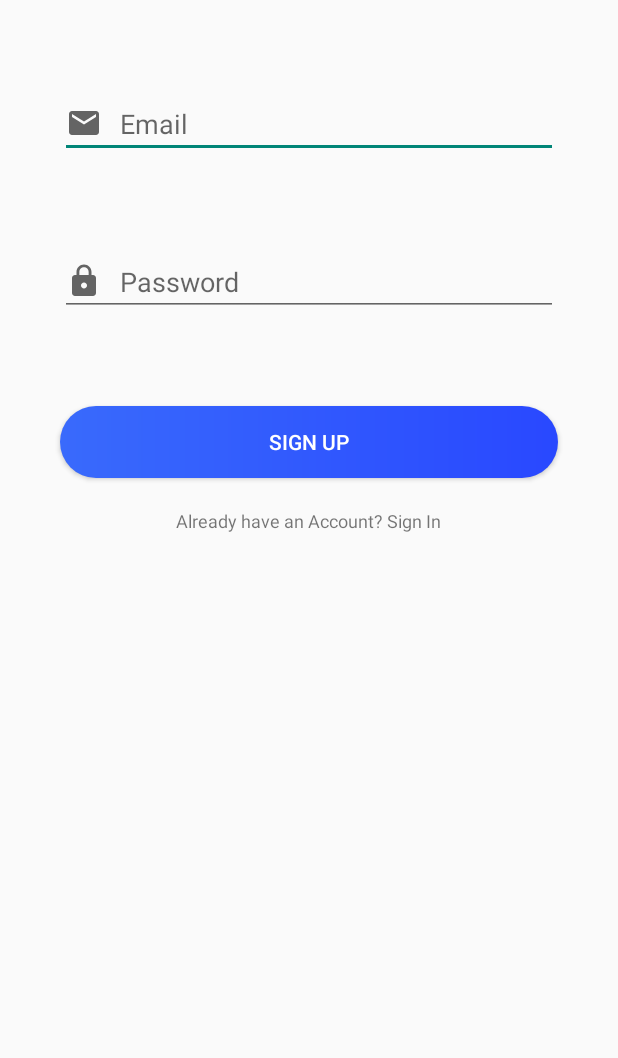
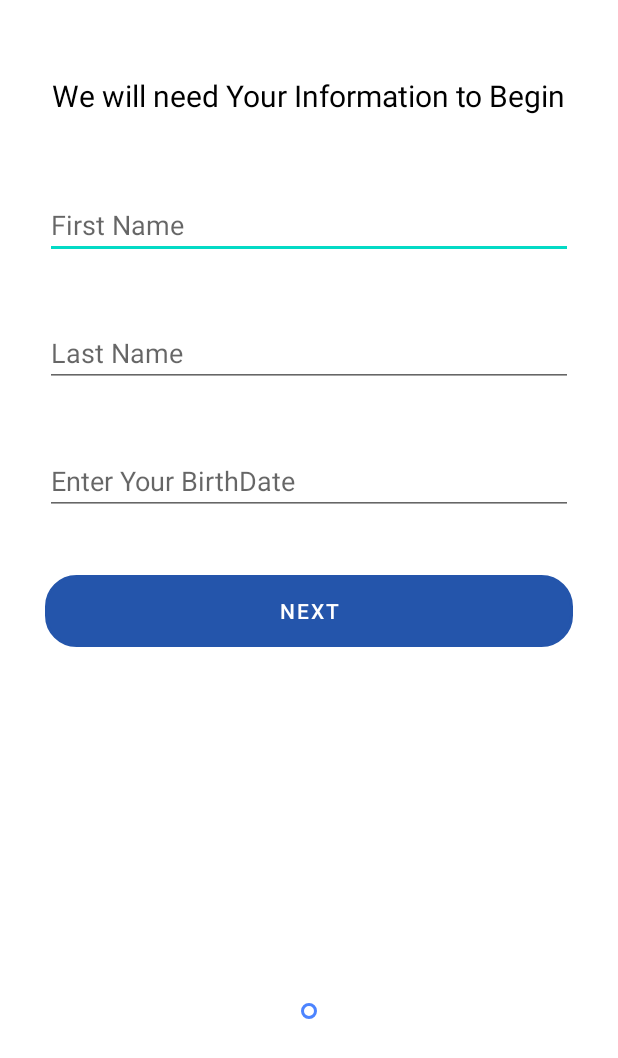
Before and after one commit to adityakadlag2004/Android-Login-MVVM, an Android app: the screen it shows after launch (RegisterActivity before the commit, GetUserInfo after it), after a tap on "Sign Up", on a phone screen of 412 x 824 dp. Shown: the top 1058 px of the screen. Run offline under Robolectric (Android 15) with nearby library versions, the phone set to English and light mode, and no system bars; our stand-ins replace Dagger/Hilt's generated code, Firebase (no records; nobody signed in at launch, a user with empty details on screens opened directly); 2 statements that could not run were skipped.

Commit message:
IntroActivity.kt designing done

```diff
--- a/app/src/main/AndroidManifest.xml
+++ b/app/src/main/AndroidManifest.xml
@@ -3,7 +3,7 @@
     package="com.android.mvvmdatabind2">
 
     <uses-permission android:name="android.permission.INTERNET" />
-    <uses-permission android:name="android.permission.ACCESS_COARSE_LOCATION"/>
+    <uses-permission android:name="android.permission.ACCESS_COARSE_LOCATION" />
 
     <application
         android:allowBackup="true"
@@ -12,8 +12,11 @@
         android:roundIcon="@mipmap/ic_launcher_round"
         android:supportsRtl="true"
         android:theme="@style/Theme.AppTheme">
-        <activity android:name=".activities.IntroActivity"
+        <activity android:name=".activities.GetUserInfo"
             android:screenOrientation="portrait"/>
+        <activity
+            android:name=".activities.IntroActivity"
+            android:screenOrientation="portrait" />
         <activity
             android:name=".activities.auth.RegisterActivity"
             android:screenOrientation="portrait" />
--- /dev/null
+++ b/app/src/main/java/com/android/mvvmdatabind2/activities/GetUserInfo.kt
@@ -0,0 +1,26 @@
+package com.android.mvvmdatabind2.activities
+
+import androidx.appcompat.app.AppCompatActivity
+import android.os.Bundle
+import androidx.viewpager.widget.ViewPager
+import com.android.mvvmdatabind2.R
+import com.android.mvvmdatabind2.fragments.userinfo.CollectData
+import com.android.mvvmdatabind2.others.ViewPagerAdapter
+import kotlinx.android.synthetic.main.activity_get_user_info.*
+import kotlinx.android.synthetic.main.activity_intro.*
+
+class GetUserInfo : AppCompatActivity() {
+    private var collectDataFragment = CollectData()
+    private lateinit var viewPagerAdapter: ViewPagerAdapter
+    override fun onCreate(savedInstanceState: Bundle?) {
+        super.onCreate(savedInstanceState)
+        setContentView(R.layout.activity_get_user_info)
+
+
+        tabLayoutUserInfo.setupWithViewPager(viewPagerUserInfo)
+
+        viewPagerAdapter = ViewPagerAdapter(supportFragmentManager, 0)
+        viewPagerAdapter.addFragment(collectDataFragment)
+        viewPagerUserInfo.adapter = viewPagerAdapter
+    }
+}
--- a/app/src/main/java/com/android/mvvmdatabind2/activities/IntroActivity.kt
+++ b/app/src/main/java/com/android/mvvmdatabind2/activities/IntroActivity.kt
@@ -4,12 +4,11 @@ import android.content.Intent
 import androidx.appcompat.app.AppCompatActivity
 import android.os.Bundle
 import androidx.viewpager.widget.ViewPager
-import androidx.viewpager2.widget.ViewPager2
 import com.android.mvvmdatabind2.R
 import com.android.mvvmdatabind2.activities.auth.LoginActivity
 import com.android.mvvmdatabind2.activities.auth.RegisterActivity
-import com.android.mvvmdatabind2.fragments.FragFirst
-import com.android.mvvmdatabind2.fragments.frag2
+import com.android.mvvmdatabind2.fragments.introfragments.FragFirst
+import com.android.mvvmdatabind2.fragments.introfragments.frag2
 import com.android.mvvmdatabind2.others.ViewPagerAdapter
 import kotlinx.android.synthetic.main.activity_intro.*
 
@@ -28,7 +27,7 @@ class IntroActivity : AppCompatActivity() {
         }
 
         btn_intro_SignUp.setOnClickListener {
-            Intent(this, RegisterActivity::class.java).also {
+            Intent(this, GetUserInfo::class.java).also {
                 startActivity(it)
             }
         }
--- /dev/null
+++ b/app/src/main/java/com/android/mvvmdatabind2/fragments/introfragments/FragFirst.kt
@@ -0,0 +1,27 @@
+package com.android.mvvmdatabind2.fragments.introfragments
+
+import android.os.Bundle
+import androidx.fragment.app.Fragment
+import android.view.LayoutInflater
+import android.view.View
+import android.view.ViewGroup
+import com.android.mvvmdatabind2.R
+
+
+class FragFirst : Fragment() {
+
+    override fun onCreate(savedInstanceState: Bundle?) {
+        super.onCreate(savedInstanceState)
+
+    }
+
+    override fun onCreateView(
+        inflater: LayoutInflater, container: ViewGroup?,
+        savedInstanceState: Bundle?
+    ): View? {
+        // Inflate the layout for this fragment
+        return inflater.inflate(R.layout.fragment_frag_first, container, false)
+    }
+
+
+}
--- a/app/src/main/java/com/android/mvvmdatabind2/fragments/FragFirst.kt
+++ b/app/src/main/java/com/android/mvvmdatabind2/fragments/introfragments/frag2.kt
@@ -1,4 +1,4 @@
-package com.android.mvvmdatabind2.fragments
+package com.android.mvvmdatabind2.fragments.introfragments
 
 import android.os.Bundle
 import androidx.fragment.app.Fragment
@@ -8,7 +8,9 @@ import android.view.ViewGroup
 import com.android.mvvmdatabind2.R
 
 
-class FragFirst : Fragment() {
+
+class frag2 : Fragment() {
+
 
     override fun onCreate(savedInstanceState: Bundle?) {
         super.onCreate(savedInstanceState)
@@ -20,7 +22,7 @@ class FragFirst : Fragment() {
         savedInstanceState: Bundle?
     ): View? {
         // Inflate the layout for this fragment
-        return inflater.inflate(R.layout.fragment_frag_first, container, false)
+        return inflater.inflate(R.layout.fragment_frag2, container, false)
     }
 
 
--- a/app/src/main/java/com/android/mvvmdatabind2/fragments/frag2.kt
+++ b/app/src/main/java/com/android/mvvmdatabind2/fragments/userinfo/CollectData.kt
@@ -1,4 +1,4 @@
-package com.android.mvvmdatabind2.fragments
+package com.android.mvvmdatabind2.fragments.userinfo
 
 import android.os.Bundle
 import androidx.fragment.app.Fragment
@@ -9,7 +9,7 @@ import com.android.mvvmdatabind2.R
 
 
 
-class frag2 : Fragment() {
+class CollectData : Fragment() {
 
 
     override fun onCreate(savedInstanceState: Bundle?) {
@@ -21,8 +21,7 @@ class frag2 : Fragment() {
         inflater: LayoutInflater, container: ViewGroup?,
         savedInstanceState: Bundle?
     ): View? {
-        // Inflate the layout for this fragment
-        return inflater.inflate(R.layout.fragment_frag2, container, false)
+        return inflater.inflate(R.layout.fragment_data, container, false)
     }
 
 
--- /dev/null
+++ b/app/src/main/res/drawable/btn_hollow.xml
@@ -0,0 +1,11 @@
+<?xml version="1.0" encoding="utf-8"?>
+<shape android:shape="rectangle"
+    xmlns:android="http://schemas.android.com/apk/res/android">
+
+    <stroke
+        android:color="@color/blue"
+        android:width="2dp">
+    </stroke>
+
+    <corners android:radius="20dp"/>
+</shape>
--- /dev/null
+++ b/app/src/main/res/layout/activity_get_user_info.xml
@@ -0,0 +1,33 @@
+<?xml version="1.0" encoding="utf-8"?>
+<androidx.constraintlayout.widget.ConstraintLayout xmlns:android="http://schemas.android.com/apk/res/android"
+    xmlns:app="http://schemas.android.com/apk/res-auto"
+    xmlns:tools="http://schemas.android.com/tools"
+    android:layout_width="match_parent"
+    android:layout_height="match_parent"
+    tools:context=".activities.GetUserInfo">
+
+    <LinearLayout
+        android:layout_width="match_parent"
+        android:orientation="vertical"
+        android:layout_height="match_parent">
+
+        <androidx.viewpager.widget.ViewPager
+            android:layout_width="match_parent"
+            android:layout_height="650dp"
+            android:id="@+id/viewPagerUserInfo">
+
+        </androidx.viewpager.widget.ViewPager>
+
+        <com.google.android.material.tabs.TabLayout
+            android:layout_width="wrap_content"
+            android:layout_height="wrap_content"
+            app:tabIndicatorHeight="0dp"
+            android:id="@+id/tabLayoutUserInfo"
+            android:layout_gravity="center"
+            app:tabBackground="@drawable/indicator_selector">
+
+        </com.google.android.material.tabs.TabLayout>
+    </LinearLayout>
+
+
+</androidx.constraintlayout.widget.ConstraintLayout>
--- /dev/null
+++ b/app/src/main/res/layout/fragment_data.xml
@@ -0,0 +1,72 @@
+<?xml version="1.0" encoding="utf-8"?>
+<FrameLayout xmlns:android="http://schemas.android.com/apk/res/android"
+    xmlns:tools="http://schemas.android.com/tools"
+    android:layout_width="match_parent"
+    android:layout_height="match_parent"
+    tools:context=".fragments.userinfo.CollectData">
+
+    <LinearLayout
+        android:layout_width="match_parent"
+        android:layout_height="match_parent"
+        android:orientation="vertical"
+        tools:ignore="UselessParent">
+
+        <TextView
+            android:layout_width="wrap_content"
+            android:layout_height="wrap_content"
+            android:text="@string/we_will_need"
+            android:textColor="@color/black"
+            android:textSize="20sp"
+            android:layout_gravity="center"
+            android:layout_marginTop="50dp">
+
+        </TextView>
+
+        <com.google.android.material.textfield.TextInputEditText
+            android:layout_width="match_parent"
+            android:layout_height="wrap_content"
+            android:id="@+id/firstName"
+            android:layout_marginStart="30dp"
+            android:layout_marginTop="50dp"
+            android:layout_marginEnd="30dp"
+            android:hint="@string/first_name" />
+
+        <com.google.android.material.textfield.TextInputEditText
+            android:layout_width="match_parent"
+            android:layout_height="wrap_content"
+            android:id="@+id/lastName"
+            android:layout_marginStart="30dp"
+            android:layout_marginTop="40dp"
+            android:layout_marginEnd="30dp"
+            android:hint="@string/last_name" />
+
+        <com.google.android.material.textfield.TextInputEditText
+            android:layout_width="match_parent"
+            android:layout_height="wrap_content"
+            android:id="@+id/birth_date_edit"
+            android:layout_marginStart="30dp"
+            android:layout_marginTop="40dp"
+            android:layout_marginEnd="30dp"
+            android:inputType="date"
+            android:hint="@string/birthdate" />
+
+
+        <com.google.android.material.button.MaterialButton
+            android:layout_width="match_parent"
+            android:layout_height="wrap_content"
+            android:id="@+id/btn_userInfo_next"
+            android:layout_marginTop="40dp"
+            android:layout_marginStart="30dp"
+            android:layout_marginEnd="30dp"
+            android:background="@drawable/btn_hollow"
+            android:text="@string/next"
+            android:textAlignment="center"
+            android:layout_gravity="center_horizontal"
+            android:textColor="@color/white"
+            />
+
+
+
+    </LinearLayout>
+
+</FrameLayout>
--- a/app/src/main/res/layout/fragment_frag2.xml
+++ b/app/src/main/res/layout/fragment_frag2.xml
@@ -4,7 +4,7 @@
     xmlns:tools="http://schemas.android.com/tools"
     android:layout_width="match_parent"
     android:layout_height="match_parent"
-    tools:context=".fragments.frag2">
+    tools:context=".fragments.introfragments.frag2">
 
 
     <LinearLayout
--- a/app/src/main/res/layout/fragment_frag_first.xml
+++ b/app/src/main/res/layout/fragment_frag_first.xml
@@ -3,7 +3,7 @@
     xmlns:tools="http://schemas.android.com/tools"
     android:layout_width="match_parent"
     android:layout_height="match_parent"
-    tools:context=".fragments.FragFirst">
+    tools:context=".fragments.introfragments.FragFirst">
 
 
 
--- a/app/src/main/res/values/colors.xml
+++ b/app/src/main/res/values/colors.xml
@@ -19,4 +19,5 @@
     <color name="intro_title_color">#000000</color>
     <color name="intro_description_color">#656565</color>
     <color name="grey">#392A2A</color>
+    <color name="blue">#2455ab</color>
 </resources>
--- a/app/src/main/res/values/strings.xml
+++ b/app/src/main/res/values/strings.xml
@@ -18,4 +18,9 @@
     <string name="desc11">Compare reviews, Features, Make Online payments with the app that manages your memberships</string>
     <string name="find">Find Best Services</string>
     <string name="desc2">Compare and join Services like Gyms or Classes Online in your Area and Get Digital Membership.</string>
+    <string name="first_name">First Name</string>
+    <string name="last_name">Last Name</string>
+    <string name="we_will_need">We will need Your Information to Begin</string>
+    <string name="next">Next</string>
+    <string name="birthdate">Enter Your BirthDate</string>
 </resources>
--- a/app/src/main/res/values/themes.xml
+++ b/app/src/main/res/values/themes.xml
@@ -14,9 +14,9 @@
         <!-- Customize your theme here. -->
     </style>
 
-    <style name="Theme.AppTheme" parent="Theme.AppCompat.Light.NoActionBar">
+    <style name="Theme.AppTheme" parent="Theme.MaterialComponents.DayNight.NoActionBar">
         <!-- Primary brand color. -->
-        <item name="colorPrimary">@color/white</item>
+        <item name="colorPrimary">@color/blue</item>
         <item name="colorPrimaryVariant">@color/white</item>
         <item name="colorOnPrimary">@color/white</item>
         <!-- Secondary brand color. -->
```
